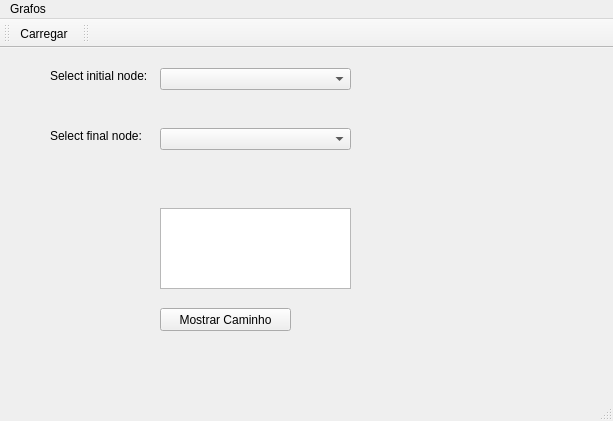
This is Grafos/mainwindow.ui in AugustoLD/Grafos as Qt 5 draws it before an edit. The edited form follows.
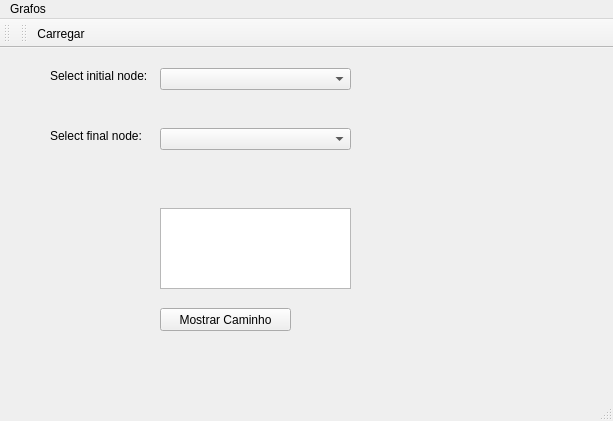
This is the edited form.

```diff
--- a/Grafos/mainwindow.ui
+++ b/Grafos/mainwindow.ui
@@ -101,15 +101,6 @@
    </widget>
    <addaction name="menuGrafos"/>
   </widget>
-  <widget class="QToolBar" name="mainToolBar">
-   <attribute name="toolBarArea">
-    <enum>TopToolBarArea</enum>
-   </attribute>
-   <attribute name="toolBarBreak">
-    <bool>false</bool>
-   </attribute>
-   <addaction name="actionLoad"/>
-  </widget>
   <widget class="QStatusBar" name="statusBar"/>
   <widget class="QToolBar" name="toolBar">
    <property name="windowTitle">
@@ -122,6 +113,15 @@
     <bool>false</bool>
    </attribute>
   </widget>
+  <widget class="QToolBar" name="mainToolBar">
+   <attribute name="toolBarArea">
+    <enum>TopToolBarArea</enum>
+   </attribute>
+   <attribute name="toolBarBreak">
+    <bool>false</bool>
+   </attribute>
+   <addaction name="actionLoad"/>
+  </widget>
   <action name="actionLoad">
    <property name="text">
     <string>Carregar</string>
```
Left out of the diff: 2 changed lines with no effect on the pictures.
